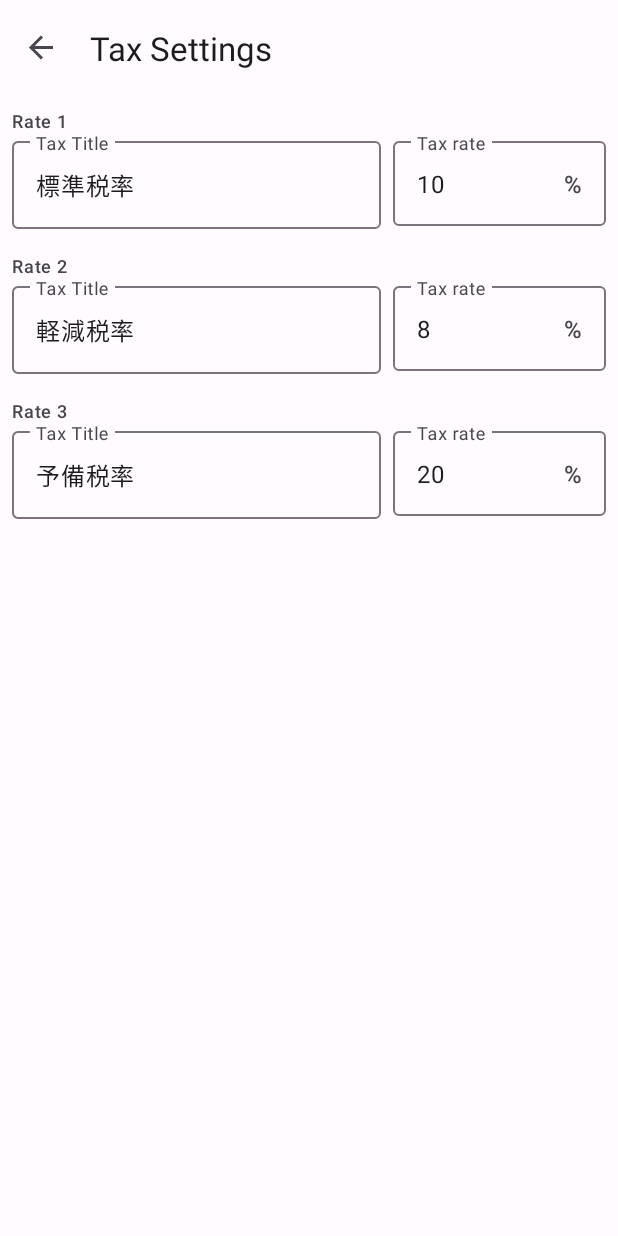
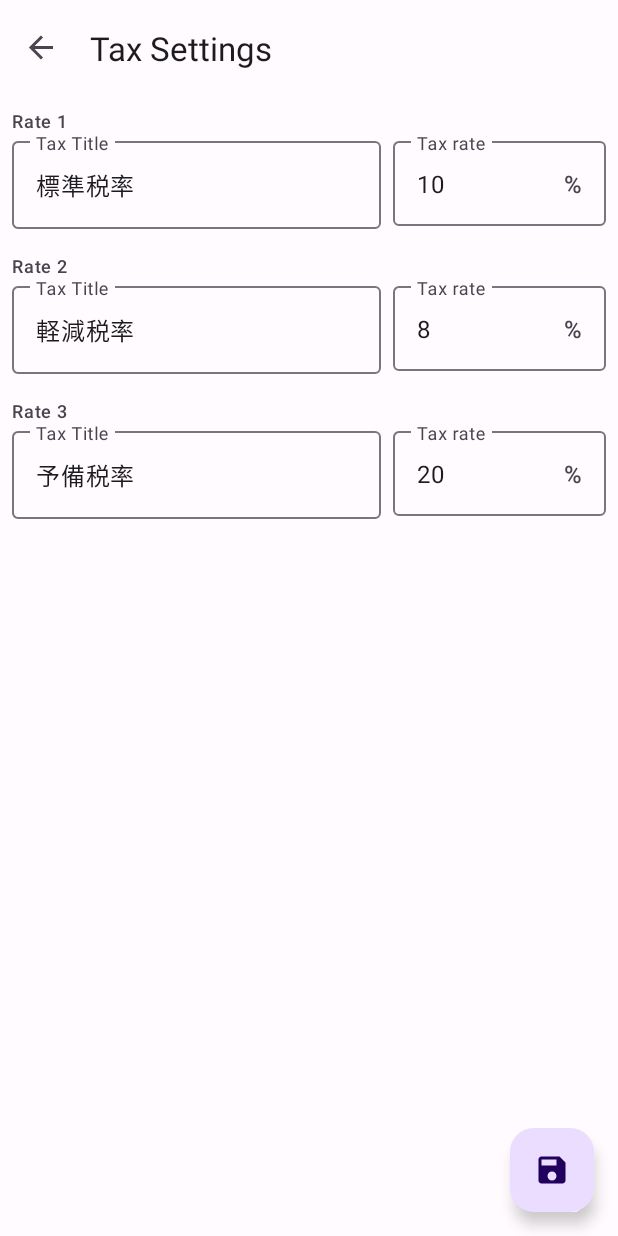
Before and after one commit to yuchan2215/RegisterSimulator, an Android app: the TaxSettingFragment screen opened through its navigation route, on a phone screen of 412 x 824 dp. Run offline under Robolectric (Android 15) with nearby library versions, the phone set to English and light mode, and no system bars; our stand-ins replace Room's generated code, data binding, navigation-ui.

Commit message:
add: 保存ボタンを追加
add: 保存ボタン

```diff
--- /dev/null
+++ b/app/src/main/res/drawable/save.xml
@@ -0,0 +1,5 @@
+<vector android:height="24dp" android:tint="#000000"
+    android:viewportHeight="24" android:viewportWidth="24"
+    android:width="24dp" xmlns:android="http://schemas.android.com/apk/res/android">
+    <path android:fillColor="@android:color/white" android:pathData="M17,3L5,3c-1.11,0 -2,0.9 -2,2v14c0,1.1 0.89,2 2,2h14c1.1,0 2,-0.9 2,-2L21,7l-4,-4zM12,19c-1.66,0 -3,-1.34 -3,-3s1.34,-3 3,-3 3,1.34 3,3 -1.34,3 -3,3zM15,9L5,9L5,5h10v4z"/>
+</vector>
--- a/app/src/main/res/layout/tax_setting_fragment.xml
+++ b/app/src/main/res/layout/tax_setting_fragment.xml
@@ -1,10 +1,15 @@
 <?xml version="1.0" encoding="utf-8"?>
 <layout xmlns:android="http://schemas.android.com/apk/res/android"
+    xmlns:app="http://schemas.android.com/apk/res-auto"
     xmlns:tools="http://schemas.android.com/tools">
 
     <data>
 
     </data>
+
+    <androidx.constraintlayout.widget.ConstraintLayout
+        android:layout_width="match_parent"
+        android:layout_height="match_parent">
 
         <LinearLayout
             android:id="@+id/tax_linear_layout"
@@ -33,4 +38,15 @@
                 android:visibility="invisible"
                 tools:visibility="visible" />
         </LinearLayout>
+
+        <com.google.android.material.floatingactionbutton.FloatingActionButton
+            android:id="@+id/floating_save_button"
+            android:layout_width="wrap_content"
+            android:layout_height="wrap_content"
+            android:layout_margin="16dp"
+            android:contentDescription="@string/save_btn_description"
+            app:layout_constraintBottom_toBottomOf="parent"
+            app:layout_constraintEnd_toEndOf="parent"
+            app:srcCompat="@drawable/save" />
+    </androidx.constraintlayout.widget.ConstraintLayout>
 </layout>
--- a/app/src/main/res/values/strings.xml
+++ b/app/src/main/res/values/strings.xml
@@ -13,4 +13,5 @@
     <string name="register_label">Cash Register</string>
     <string name="settings_label">Settings</string>
     <string name="tax_settings_label">Tax Settings</string>
+    <string name="save_btn_description">Save</string>
 </resources>
```
Lines whose indentation alone changed are shown as unchanged.
